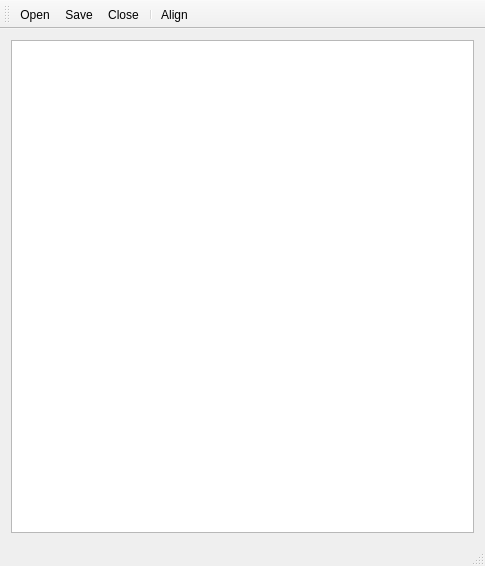
Old version of the form FaceLocation/mainwindow.ui in the repository fishwsr/FaceAlign.
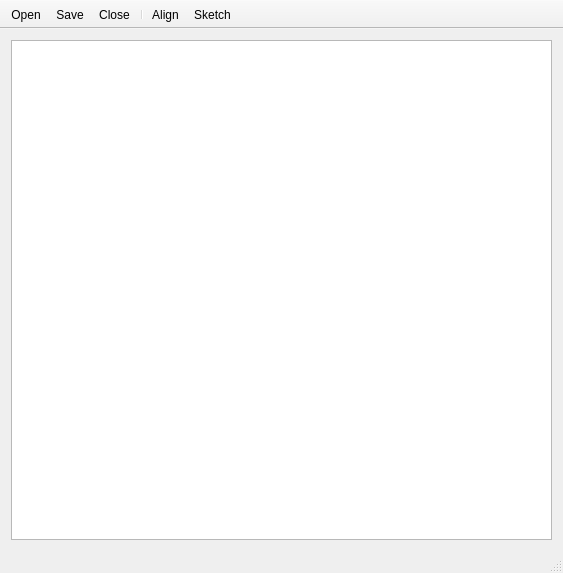
New version of the form. Icons and pictures are not drawn.

What changed in the file:
```diff
--- a/FaceLocation/mainwindow.ui
+++ b/FaceLocation/mainwindow.ui
@@ -6,8 +6,8 @@
    <rect>
     <x>0</x>
     <y>0</y>
-    <width>485</width>
-    <height>566</height>
+    <width>563</width>
+    <height>573</height>
    </rect>
   </property>
   <property name="sizePolicy">
@@ -53,9 +53,24 @@
    </layout>
   </widget>
   <widget class="QToolBar" name="mainToolBar">
+   <property name="sizePolicy">
+    <sizepolicy hsizetype="Preferred" vsizetype="Preferred">
+     <horstretch>0</horstretch>
+     <verstretch>0</verstretch>
+    </sizepolicy>
+   </property>
    <property name="toolTip">
     <string/>
    </property>
+   <property name="movable">
+    <bool>false</bool>
+   </property>
+   <property name="iconSize">
+    <size>
+     <width>30</width>
+     <height>30</height>
+    </size>
+   </property>
    <attribute name="toolBarArea">
     <enum>TopToolBarArea</enum>
    </attribute>
@@ -67,6 +82,7 @@
    <addaction name="closeAction"/>
    <addaction name="separator"/>
    <addaction name="alignAction"/>
+   <addaction name="sketchAction"/>
   </widget>
   <widget class="QStatusBar" name="statusBar"/>
   <action name="openAction">
@@ -125,6 +141,18 @@
     <string>Align face</string>
    </property>
   </action>
+  <action name="sketchAction">
+   <property name="icon">
+    <iconset>
+     <normaloff>images/TOON-XP Icons (V1c) Icon 67.png</normaloff>images/TOON-XP Icons (V1c) Icon 67.png</iconset>
+   </property>
+   <property name="text">
+    <string>&amp;Sketch</string>
+   </property>
+   <property name="toolTip">
+    <string>sketch face</string>
+   </property>
+  </action>
  </widget>
  <layoutdefault spacing="6" margin="11"/>
  <resources>
```
